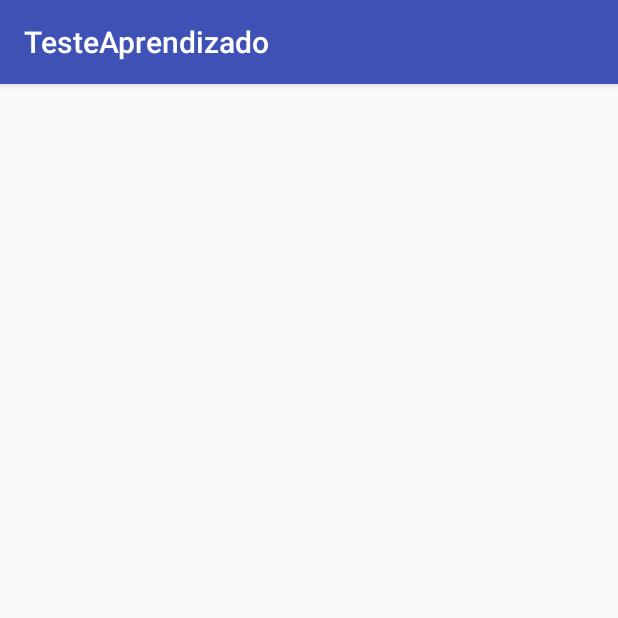
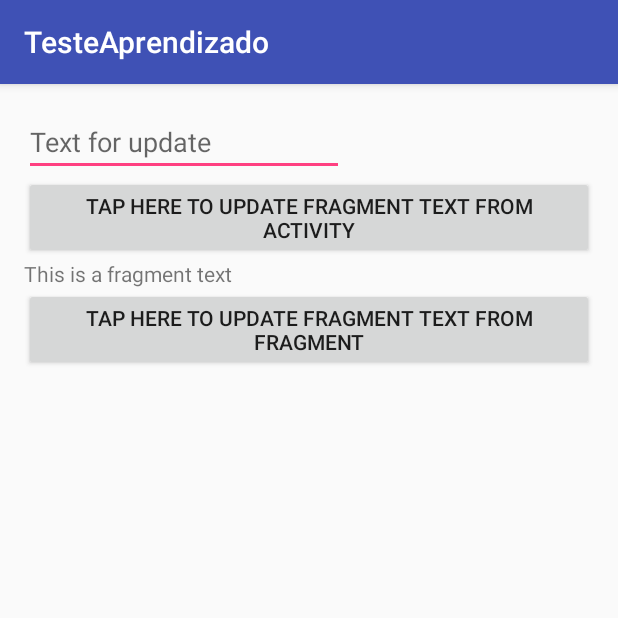
Before and after one commit to LeonardoDias/AprendizadoAndroid, an Android app: the FragmentActivity screen opened directly, with no data from a screen before it, on a phone screen of 412 x 824 dp, the top half of it. Run offline under Robolectric (Android 15) with nearby library versions, the phone set to English and light mode, and no system bars.

Commit message:
Troca de dados entre activity e fragment

```diff
--- a/app/src/main/AndroidManifest.xml
+++ b/app/src/main/AndroidManifest.xml
@@ -18,7 +18,11 @@
         <activity
             android:name=".IntentStartActivity.CharacterActivity"
             android:parentActivityName=".IntentStartActivity.MainActivity" />
-        <activity android:name="br.diasapp.apublic.testaprendizado.Fragment.FragmentActivity"></activity>
+        <activity android:name="br.diasapp.apublic.testaprendizado.Fragment.FragmentActivity">
+            <intent-filter>
+                <action android:name="android.intent.action.MAIN" />
+            </intent-filter>
+        </activity>
     </application>
 
 </manifest>
--- a/app/src/main/java/br/diasapp/apublic/testaprendizado/Fragment/Fragment.java
+++ b/app/src/main/java/br/diasapp/apublic/testaprendizado/Fragment/Fragment.java
@@ -1,9 +1,12 @@
 package br.diasapp.apublic.testaprendizado.Fragment;
 
+import android.content.Context;
 import android.os.Bundle;
 import android.view.LayoutInflater;
 import android.view.View;
 import android.view.ViewGroup;
+import android.widget.Button;
+import android.widget.TextView;
 
 import br.diasapp.apublic.testeaprendizado.R;
 
@@ -13,11 +16,51 @@ import br.diasapp.apublic.testeaprendizado.R;
 
 public class Fragment extends android.support.v4.app.Fragment{
 
+
     /**
-     * diferente de activities, tem como callback o método onCreateView
+     * para um fragment enviar um dado ou requisição à uma activity, deve-se utilizar uma interface
+     * que faça essa conexão
+     */
+
+    private FragmentInterface mCallback;
+    private TextView textViewFragment;
+    private Button buttonUpdateTextView;
+
+    /**
+     * diferente de activities, tem como callback o método onCreateView de início ao invés de onCreate
      */
     @Override
     public View onCreateView(LayoutInflater inflater, ViewGroup container, Bundle savedInstanceState){
-        return inflater.inflate(R.layout.fragment, container, false);
+        View view = inflater.inflate(R.layout.fragment, container, false);
+        textViewFragment = (TextView) view.findViewById(R.id.textViewFragment);
+        buttonUpdateTextView = (Button) view.findViewById(R.id.buttonUpdateFragment);
+
+        /**
+         * ao clicarmos no button o texto de textView é atualizado de acordo com o valor em activity
+         */
+
+        buttonUpdateTextView.setOnClickListener(new View.OnClickListener() {
+            @Override
+            public void onClick(View v) {
+                updateTextView(mCallback.getActivityText());
+            }
+        });
+
+        return view;
+    }
+
+    /**
+     * onAttach ocorre no vínculo entre o fragment e a activity, por isso a conexão do callback é feita neste momento
+     * caso a activity não implemente a interface, uma ClassCastException será jogada
+     */
+
+    @Override
+    public void onAttach(Context context){
+        super.onAttach(context);
+        mCallback = (FragmentInterface) getActivity();
+    }
+
+    public void updateTextView(String text){
+        textViewFragment.setText(text);
     }
 }
--- a/app/src/main/java/br/diasapp/apublic/testaprendizado/Fragment/FragmentActivity.java
+++ b/app/src/main/java/br/diasapp/apublic/testaprendizado/Fragment/FragmentActivity.java
@@ -2,17 +2,38 @@ package br.diasapp.apublic.testaprendizado.Fragment;
 
 import android.support.v7.app.AppCompatActivity;
 import android.os.Bundle;
+import android.view.View;
+import android.widget.EditText;
 
 import br.diasapp.apublic.testeaprendizado.R;
 
 /**
  * A activity que vai incorporar um Fragment pode extender de FragmentActivity ou AppCompatActivity, se for compativel com API 7 ou maior
  */
-public class FragmentActivity extends AppCompatActivity {
+public class FragmentActivity extends AppCompatActivity implements FragmentInterface{
+
+
+    private Fragment fragment;
+    private EditText editTextFragment;
 
     @Override
     protected void onCreate(Bundle savedInstanceState) {
         super.onCreate(savedInstanceState);
         setContentView(R.layout.activity_fragment);
+        editTextFragment = (EditText) findViewById(R.id.editTextFragment);
+        fragment = (Fragment) getSupportFragmentManager().findFragmentById(R.id.fragment);
+    }
+
+    @Override
+    public String getActivityText() {
+        return editTextFragment.getText().toString();
+    }
+
+    /**
+     * um método para servir como callback quando um touch for executado em um botão
+     */
+
+    public void updateFragmentText(View view){
+        fragment.updateTextView(editTextFragment.getText().toString());
     }
 }
--- /dev/null
+++ b/app/src/main/java/br/diasapp/apublic/testaprendizado/Fragment/FragmentInterface.java
@@ -0,0 +1,11 @@
+package br.diasapp.apublic.testaprendizado.Fragment;
+
+/**
+ * Created by dias on 17/05/17.
+ */
+
+public interface FragmentInterface {
+
+    public String getActivityText();
+
+}
--- a/app/src/main/res/layout/activity_fragment.xml
+++ b/app/src/main/res/layout/activity_fragment.xml
@@ -10,4 +10,33 @@
     android:paddingTop="@dimen/activity_vertical_margin"
     tools:context="br.diasapp.apublic.testaprendizado.Fragment.FragmentActivity">
 
+    <EditText
+        android:layout_width="wrap_content"
+        android:layout_height="wrap_content"
+        android:inputType="textPersonName"
+        android:hint="Text for update"
+        android:ems="10"
+        android:id="@+id/editTextFragment" />
+
+    <!--
+        para incorporar um fragment utilizamos a tag <fragment> informando a classe utilizada
+        tools:layout serve apensar para informar o layout na view, o layout é definido na classe Fragment
+    -->
+    <Button
+        android:text="@string/update_fragment_text_from_activity"
+        android:layout_width="match_parent"
+        android:layout_height="wrap_content"
+        android:id="@+id/button"
+        android:layout_below="@id/editTextFragment"
+        android:onClick="updateFragmentText"/>
+
+    <fragment android:name="br.diasapp.apublic.testaprendizado.Fragment.Fragment"
+        android:id="@+id/fragment"
+        android:layout_weight="1"
+        android:layout_width="match_parent"
+        android:layout_height="wrap_content"
+        android:layout_alignParentStart="true"
+        android:layout_below="@id/button"
+        tools:layout="@layout/fragment" />
+
 </RelativeLayout>
--- a/app/src/main/res/layout/fragment.xml
+++ b/app/src/main/res/layout/fragment.xml
@@ -1,14 +1,22 @@
 <?xml version="1.0" encoding="utf-8"?>
 <LinearLayout xmlns:android="http://schemas.android.com/apk/res/android"
     android:layout_width="match_parent"
-    android:layout_height="match_parent">Este
+    android:layout_height="wrap_content"
+    android:orientation="vertical">
 
-    <EditText
+    <TextView
+        android:text="@string/fragment_text"
         android:layout_width="wrap_content"
         android:layout_height="wrap_content"
-        android:inputType="textPersonName"
-        android:text="@string/fragment_text"
-        android:ems="10"
-        android:id="@+id/editText"
+        android:id="@+id/textViewFragment"
         android:layout_weight="1" />
+
+    <Button
+        android:text="@string/update_fragment_text_from_fragment"
+        android:layout_width="match_parent"
+        android:layout_height="wrap_content"
+        android:id="@+id/buttonUpdateFragment"
+        android:layout_weight="1" />
+
+
 </LinearLayout>
--- a/app/src/main/res/values/strings.xml
+++ b/app/src/main/res/values/strings.xml
@@ -6,4 +6,7 @@
         <item>Warrior</item>
     </string-array>
     <string name="fragment_text">This is a fragment text</string>
+    <string name="activity_text">This is a activity text</string>
+    <string name="update_fragment_text_from_fragment">Tap here to update fragment text from fragment</string>
+    <string name="update_fragment_text_from_activity">Tap here to update fragment text from activity</string>
 </resources>
```
